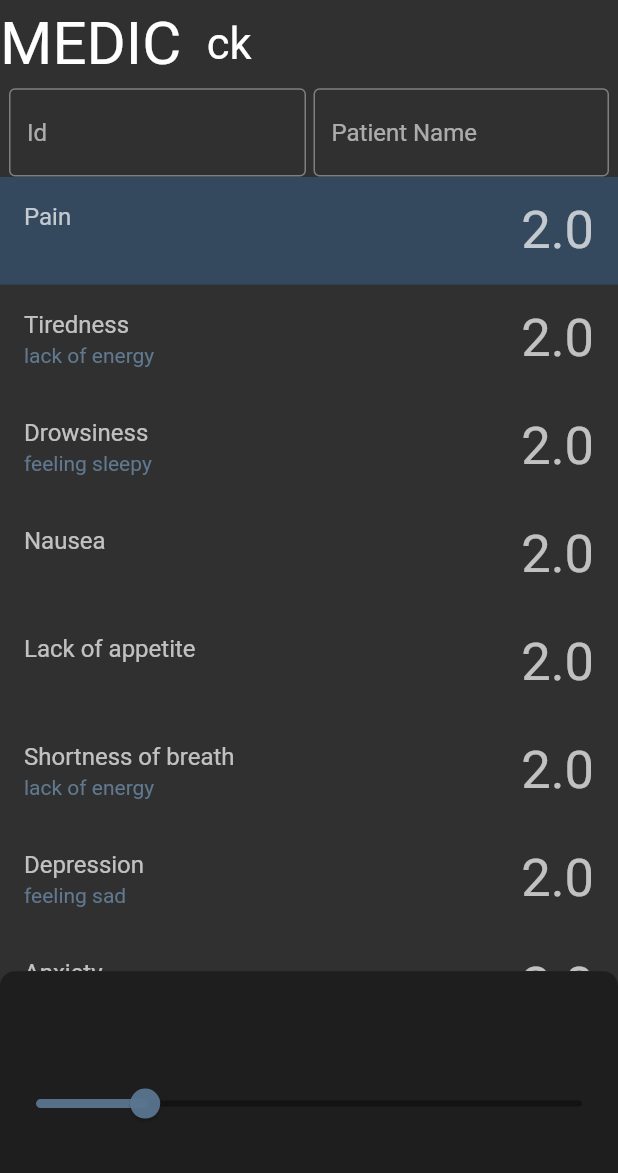
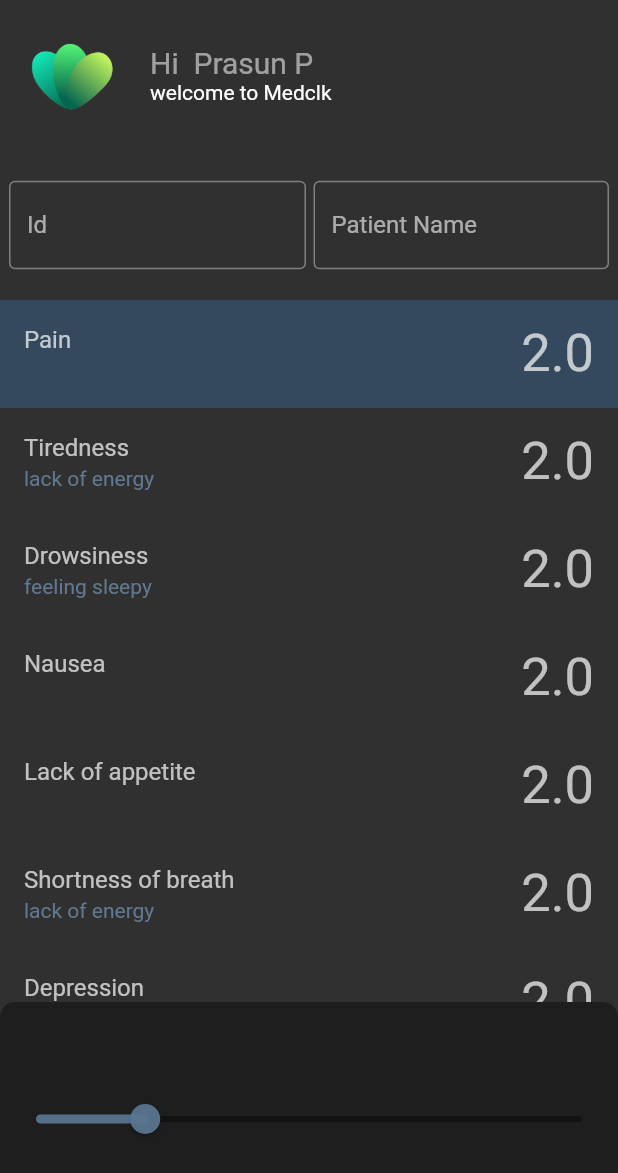
Before and after one commit to jithinprem/medmark, a Flutter app: the screen it shows after launch, after a tap on "add", on a phone screen of 412 x 824 dp. Shown: the top 1173 px of the screen. Run offline on Flutter 3.47's test engine with Material 2 defaults, Android fonts, the phone set to English and light mode, and no system bars; drawn by our look-alikes of syncfusion_flutter_sliders; our stand-ins replace cloud_firestore, firebase_core, get, shared_preferences, syncfusion_flutter_charts; accounts and stored records are empty.

Commit message:
some ui changes

```diff
--- a/lib/addnewpatient.dart
+++ b/lib/addnewpatient.dart
@@ -34,27 +34,24 @@ class _AddPatientState extends State<AddPatient> {
         home: Scaffold(
           body: Column(
             children: <Widget>[
-              Expanded(
-                flex: 2,
+              SizedBox(
+                height: 200,
                 child: Column(
                   children: <Widget>[
-                    Expanded(
+                    Container(
                       child: Row(
                         children: <Widget>[
-                          Text(
-                            'MEDIC ',
-                            style: TextStyle(fontSize: 40),
+                          // logo goes here
+                          Image.asset('lib/assets/images/logo.png', height: 100, width: 100,),
+                          Column(
+                            crossAxisAlignment: CrossAxisAlignment.start,
+                            children: <Widget>[
+                              Text('Hi  Prasun P', style: TextStyle(fontSize: 20, color: Colors.white54),),
+                              Text('welcome to Medclk')
+                            ],
                           ),
-                          Container(
-                            decoration: BoxDecoration(
-                              borderRadius: BorderRadius.circular(30),
-                              color: Color(0xFF34495e),
-                            ),
-                          ),
-                          Text(' ck', style: TextStyle(fontSize: 29),)
                         ],
                       ),
-
                     ),
                     Expanded(
                       child: Row(
@@ -63,12 +60,14 @@ class _AddPatientState extends State<AddPatient> {
                             child: Padding(
                               padding: const EdgeInsets.only(left: 6.0,right: 2.0, ),
                               child: TextField(
+
                                 controller: _patientIdController,
                                 decoration: InputDecoration(
                                 border: OutlineInputBorder(),
                                 hintText: 'Id',
+
                               ),
-                          ),
+                            ),
                             ),
                           ),
                           Expanded(
--- a/lib/homescreen.dart
+++ b/lib/homescreen.dart
@@ -27,14 +27,38 @@ class _HomeScreenState extends State<HomeScreen> {
         child: Scaffold(
           body: Column(
             children: <Widget>[
-              Row(
-                children: <Widget>[
-                  Text('MEDIC ', style: TextStyle(fontSize: 32,),),
-                  Text('CK'),
-                  SizedBox(
-                    width: 10,
-                  ),
-                ],
+              Container(
+                height: 200,
+                decoration: BoxDecoration(
+                    color: Colors.black38,
+                  borderRadius: BorderRadius.only(bottomLeft: Radius.circular(15), bottomRight: Radius.circular(15))
+                ),
+
+                child: Column(
+                  children: [
+                    Row(
+                      children: <Widget>[
+                        Stack(
+                          children: <Widget>[
+                            Image.asset('lib/assets/images/logo.png', height: 150, width: 150,),
+                            Positioned(
+                              top: 90,
+                              left: 22,
+                              child: Text(
+                                'medclk',
+                                style: TextStyle(
+                                  color: Colors.white70,
+                                  fontSize: 18,
+                                  fontWeight: FontWeight.bold,
+                                ),
+                              ),
+                            )
+                          ],
+                        ),
+                      ],
+                    ),
+                  ],
+                ),
               ),
               Row(
                 mainAxisAlignment: MainAxisAlignment.spaceEvenly,
@@ -45,15 +69,7 @@ class _HomeScreenState extends State<HomeScreen> {
 
                 ],
               ),
-              Column(
-                children: <Widget>[
-                  ListTile(
-                    title: Text('History'),
-                    leading: Icon(Icons.history, color: Colors.white,),
-                    tileColor: Colors.black38,
-                  ),
-                ],
-              ),
+
 
 
             ],
--- a/lib/user_repo_firestore.dart
+++ b/lib/user_repo_firestore.dart
@@ -31,7 +31,8 @@ class UserRepository extends GetxController{
     final CollectionReference dateCollectionRef = patientDocRef.collection('date');
     DateTime now = DateTime.now();
     String formattedDate = '${now.day}-${now.month}-${now.year}';
-    formattedDate = '11-4-2023';
+    //formattedDate = formattedDate + '';
+    formattedDate = '12-4-2023';
     final Map<String, dynamic> marksData = {
         'name' : addDataPat.fullname,
         'pain' : addDataPat.painval,
```
Also changed, not shown: lib/search.dart (+35 -11 lines), lib/assets/images/logo.png (added).
